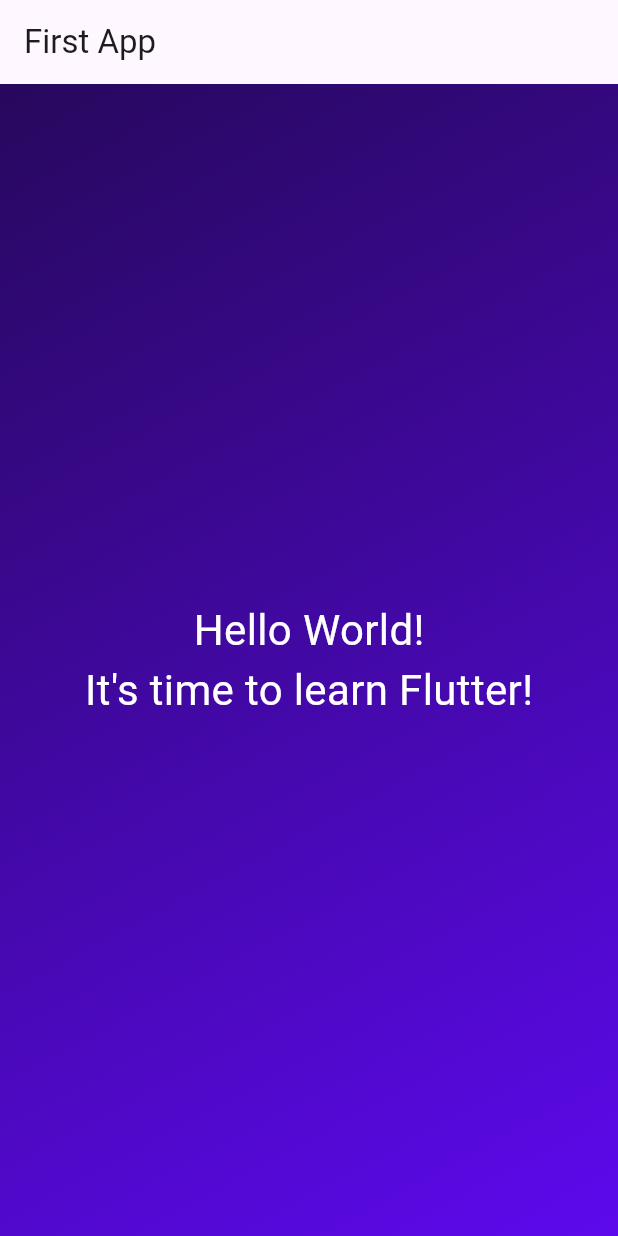
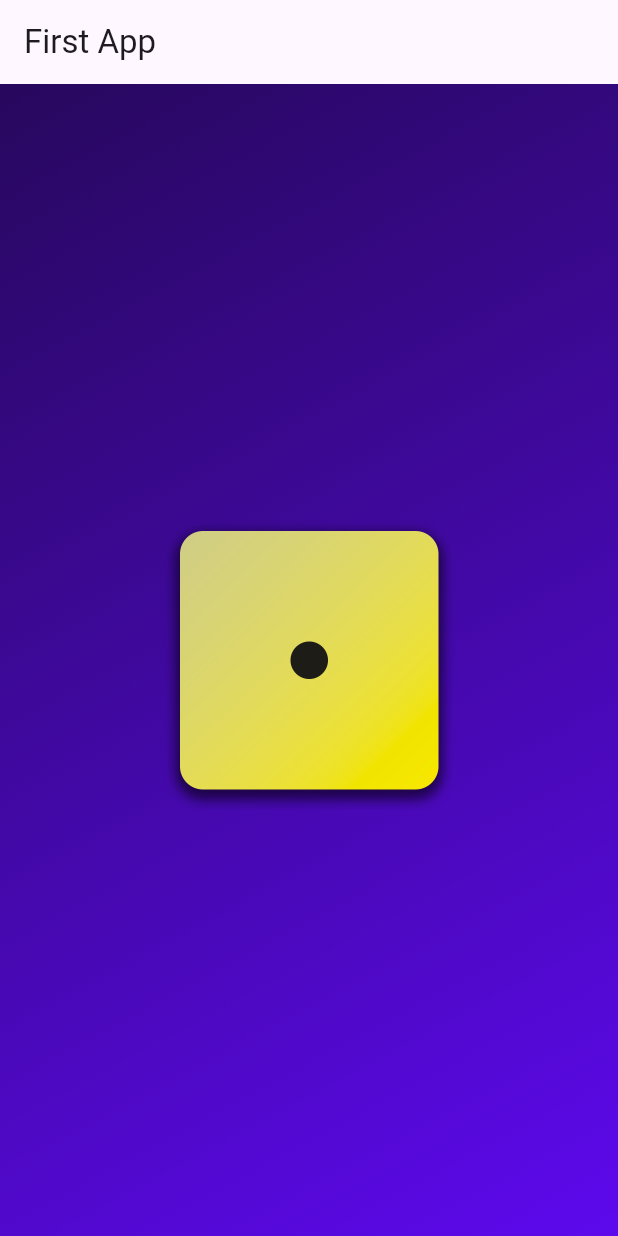
Before and after one commit to AmmarSultanDev/dice_flutter, a Flutter app: the screen it shows after launch, on a phone screen of 412 x 824 dp. Run offline on Flutter 3.47's test engine with Material 3 defaults, Android fonts, the phone set to English and light mode, and no system bars.

```diff
--- a/lib/gradient_container.dart
+++ b/lib/gradient_container.dart
@@ -5,9 +5,11 @@ class GradientContainer extends StatelessWidget {
   const GradientContainer({
     super.key,
     this.colors,
+    required this.imagePath,
   });
 
   final List<Color>? colors;
+  final String imagePath;
 
   @override
   Widget build(BuildContext context) {
@@ -19,13 +21,10 @@ class GradientContainer extends StatelessWidget {
           end: Alignment.bottomRight,
         ),
       ),
-      child: const Center(
-        child: Column(
-          mainAxisAlignment: MainAxisAlignment.center,
-          children: [
-            StyledText('Hello World!'),
-            StyledText('It\'s time to learn Flutter!'),
-          ],
+      child: Center(
+        child: Image.asset(
+          imagePath,
+          width: 200,
         ),
       ),
     );
--- a/lib/main.dart
+++ b/lib/main.dart
@@ -20,8 +20,8 @@ class MyApp extends StatelessWidget {
           title: const Text('First App'),
         ),
         body: const GradientContainer(
-          colors: [Color(0xFF27085D), Color.fromARGB(255, 93, 9, 237)],
-        ),
+            colors: [Color(0xFF27085D), Color.fromARGB(255, 93, 9, 237)],
+            imagePath: 'assets/images/dice-1.png'),
       ),
     );
   }
```
Also changed, not shown: pubspec.yaml (+8 -0 lines), assets/images/dice-1.png (added), assets/images/dice-2.png (added), assets/images/dice-3.png (added), assets/images/dice-4.png (added), assets/images/dice-5.png (added), assets/images/dice-6.png (added).
